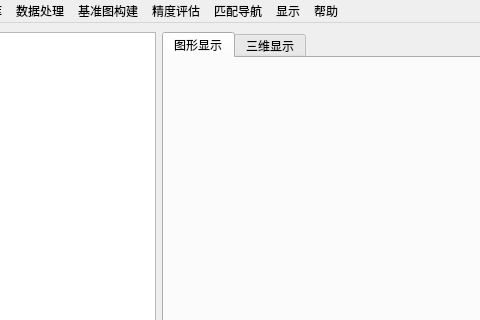
Old version of the form src/app/mainwindow.ui in the repository WHUWizardWang/whumag; both pictures show x 82 to 562 and y 0 to 320 of the 1171 by 740 pixel window.
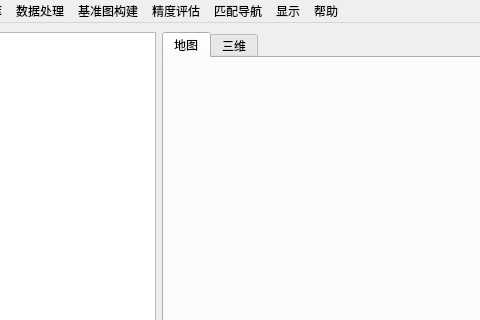
New version of the form. The open tabs and pages were chosen to show the change. Icons and pictures are not drawn. Custom widgets are drawn as their Qt base class.

```diff
--- a/src/app/mainwindow.ui
+++ b/src/app/mainwindow.ui
@@ -22,7 +22,7 @@
       </property>
       <widget class="QWidget" name="tab_image">
        <attribute name="title">
-        <string>图形显示</string>
+        <string>地图</string>
        </attribute>
        <layout class="QHBoxLayout" name="horizontalLayout_3">
         <property name="spacing">
@@ -51,7 +51,7 @@
       </widget>
       <widget class="QWidget" name="tab_3d">
        <attribute name="title">
-        <string>三维显示</string>
+        <string>三维</string>
        </attribute>
        <layout class="QHBoxLayout" name="horizontalLayout_5">
         <property name="spacing">
@@ -506,6 +506,11 @@
   </action>
  </widget>
  <customwidgets>
+  <customwidget>
+   <class>LogTextBrowser</class>
+   <extends>QTextBrowser</extends>
+   <header>logtextbrowser.h</header>
+  </customwidget>
   <customwidget>
    <class>OmgGLWidget</class>
    <extends>QWidget</extends>
```
Left out of the diff: 4 changed lines with no effect on the pictures.
